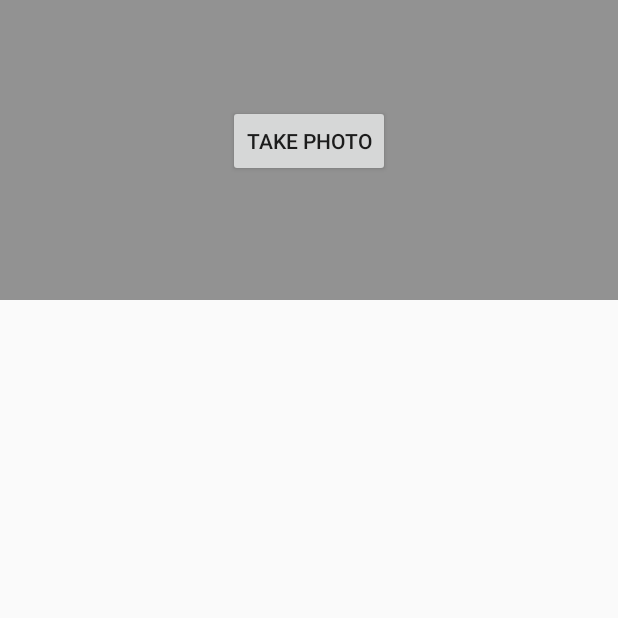
After one commit to ScholtenSeb/idv-android, an Android app: the NewMemory screen opened directly, with no data from a screen before it, on a phone screen of 412 x 824 dp, the top half of it. The commit adds this screen. Run offline under Robolectric (Android 15) with nearby library versions, the phone set to English and light mode, and no system bars.

Commit message:
Added new memory feature. Able to capture photo but rotation is not correct

```diff
--- /dev/null
+++ b/app/src/main/res/layout/activity_new_memory.xml
@@ -0,0 +1,37 @@
+<RelativeLayout xmlns:android="http://schemas.android.com/apk/res/android"
+    xmlns:tools="http://schemas.android.com/tools" android:layout_width="fill_parent"
+    android:layout_height="match_parent" android:paddingLeft="@dimen/activity_horizontal_margin"
+    android:paddingRight="@dimen/activity_horizontal_margin"
+    android:paddingTop="@dimen/activity_vertical_margin"
+    android:paddingBottom="@dimen/activity_vertical_margin"
+    android:scaleType="fitXY"
+    tools:context="com.sebastian.myandroidapp.NewMemory"
+    android:orientation="vertical"
+    android:padding="0dp">
+
+    <Button
+        android:layout_width="wrap_content"
+        android:layout_height="wrap_content"
+        android:text="@string/launchCamera"
+        android:id="@+id/button"
+        android:layout_alignParentTop="true"
+        android:layout_centerHorizontal="true"
+        android:onClick="launchCamera"
+        android:layout_marginTop="70dp" />
+
+    <ImageView
+        android:layout_width="fill_parent"
+        android:layout_height="200dp"
+        android:id="@+id/imageView"
+        android:adjustViewBounds="true"
+        android:scaleType="centerCrop"
+        android:contentDescription="@string/memoryImage"
+        android:background="#ff929292"
+        android:layout_alignParentStart="true"
+        android:layout_alignParentTop="true"
+        android:layout_marginTop="0dp"
+        android:layout_alignParentEnd="false"
+        android:baselineAlignBottom="false"
+        android:cropToPadding="false"
+        android:padding="0dp" />
+</RelativeLayout>
--- /dev/null
+++ b/app/src/main/res/menu/menu_new_memory.xml
@@ -0,0 +1,7 @@
+<menu xmlns:android="http://schemas.android.com/apk/res/android"
+    xmlns:app="http://schemas.android.com/apk/res-auto"
+    xmlns:tools="http://schemas.android.com/tools"
+    tools:context="com.sebastian.myandroidapp.NewMemory">
+    <item android:id="@+id/action_settings" android:title="@string/action_settings"
+        android:orderInCategory="100" app:showAsAction="never" />
+</menu>
--- a/app/src/main/res/values/strings.xml
+++ b/app/src/main/res/values/strings.xml
@@ -2,5 +2,9 @@
     <string name="app_name">MyAndroidApp</string>
 
     <string name="hello_world">Hello world!</string>
+    <string name="launchCamera">Take photo</string>
+    <string name="newMemory">New Memory</string>
     <string name="action_settings">Settings</string>
+    <string name="title_activity_new_memory">NewMemory</string>
+    <string name="memoryImage">MemoryImage</string>
 </resources>
--- a/app/src/main/res/values/styles.xml
+++ b/app/src/main/res/values/styles.xml
@@ -1,7 +1,7 @@
 <resources>
 
     <!-- Base application theme. -->
-    <style name="AppTheme" parent="Theme.AppCompat.Light.DarkActionBar">
+    <style name="AppTheme" parent="Theme.AppCompat.Light.NoActionBar">
         <!-- Customize your theme here. -->
     </style>
 
```
Also changed, not shown: app/src/main/AndroidManifest.xml (+10 -2 lines), app/src/main/java/com/sebastian/myandroidapp/MainActivity.java (+8 -0 lines), app/src/main/java/com/sebastian/myandroidapp/NewMemory.java (added, +96 -0 lines), app/src/main/res/layout/activity_main.xml (+8 -3 lines), 2 other files.
